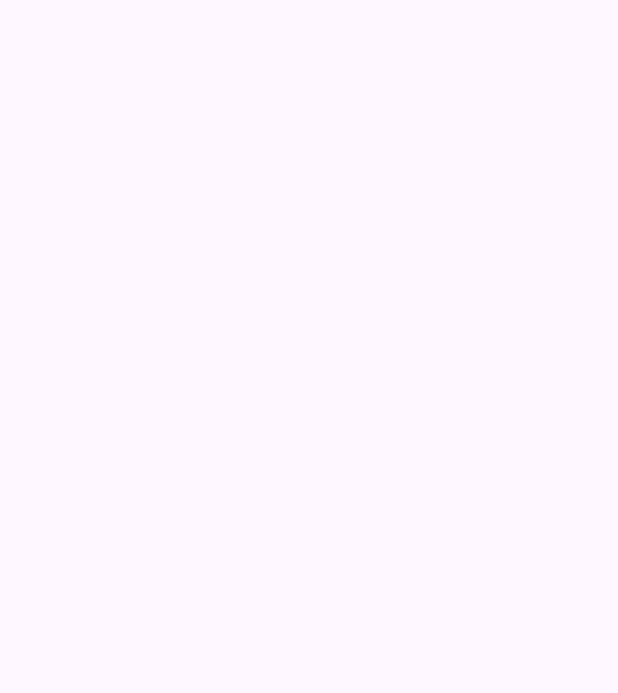
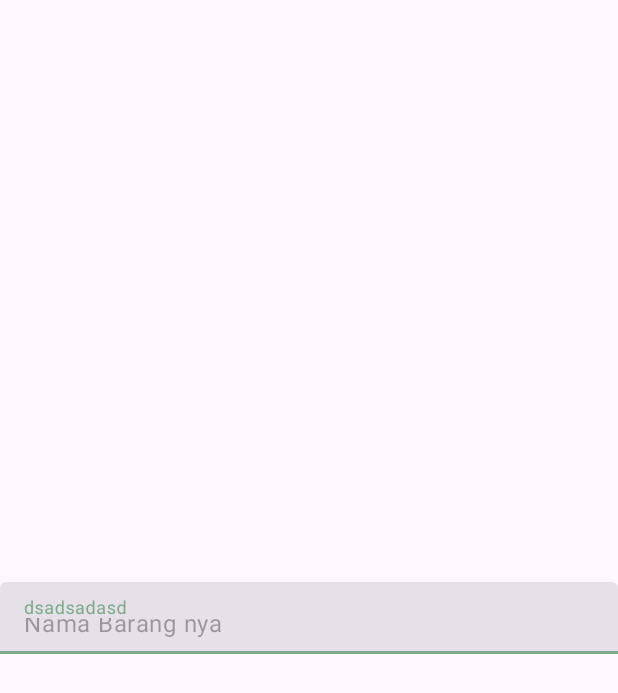
Before and after one commit to alreagon/Inventory-app, an Android app: the RegisterActivity screen opened directly, with no data from a screen before it, on a phone screen of 412 x 824 dp. Before the commit the part shown is empty. Shown: the top 693 px of the screen. Run offline under Robolectric (Android 15) with nearby library versions, the phone set to English and light mode, and no system bars.

Commit message:
Login design, auth

```diff
--- a/app/build.gradle
+++ b/app/build.gradle
@@ -88,4 +88,7 @@ dependencies {
     // Nested Scroll View
     implementation "androidx.legacy:legacy-support-v4:1.0.0"
 
+    // ElasticView
+//    implementation 'com.github.armcha:ElasticView:0.2.0'
+    implementation "com.github.skydoves:elasticviews:2.1.0"
 }
--- a/app/src/main/AndroidManifest.xml
+++ b/app/src/main/AndroidManifest.xml
@@ -19,14 +19,14 @@
         android:theme="@style/Theme.SkripsiehApp"
         tools:targetApi="31">
         <activity
-            android:name=".ui.RegisterActivity"
+            android:name=".ui.register.RegisterActivity"
             android:exported="false">
             <meta-data
                 android:name="android.app.lib_name"
                 android:value="" />
         </activity>
         <activity
-            android:name=".ui.LoginActivity"
+            android:name=".ui.login.LoginActivity"
             android:exported="false">
             <meta-data
                 android:name="android.app.lib_name"
--- a/app/src/main/java/com/zexceed/skripsiehapp/MainActivity.kt
+++ b/app/src/main/java/com/zexceed/skripsiehapp/MainActivity.kt
@@ -2,10 +2,15 @@ package com.zexceed.skripsiehapp
 
 import androidx.appcompat.app.AppCompatActivity
 import android.os.Bundle
+import androidx.core.view.WindowCompat
 
 class MainActivity : AppCompatActivity() {
     override fun onCreate(savedInstanceState: Bundle?) {
         super.onCreate(savedInstanceState)
         setContentView(R.layout.activity_main)
+
+        // Transparent status bar
+        WindowCompat.setDecorFitsSystemWindows(window, false)
+
     }
 }
--- a/app/src/main/java/com/zexceed/skripsiehapp/model/User.kt
+++ b/app/src/main/java/com/zexceed/skripsiehapp/model/User.kt
@@ -8,6 +8,7 @@ data class User(
     val id: String = "",
     val namaUkm: String = "",
     val email: String = "",
+    val password : String = "",
     val listPeminjamanId: ArrayList<String> = arrayListOf(),
     val listInventoryId: ArrayList<String> = arrayListOf()
 ) : Parcelable
--- a/app/src/main/java/com/zexceed/skripsiehapp/ui/LoginActivity.kt
+++ b/app/src/main/java/com/zexceed/skripsiehapp/ui/register/RegisterActivity.kt
@@ -1,12 +1,12 @@
-package com.zexceed.skripsiehapp.ui
+package com.zexceed.skripsiehapp.ui.register
 
 import androidx.appcompat.app.AppCompatActivity
 import android.os.Bundle
 import com.zexceed.skripsiehapp.R
 
-class LoginActivity : AppCompatActivity() {
+class RegisterActivity : AppCompatActivity() {
     override fun onCreate(savedInstanceState: Bundle?) {
         super.onCreate(savedInstanceState)
-        setContentView(R.layout.activity_login)
+        setContentView(R.layout.activity_register)
     }
 }
--- /dev/null
+++ b/app/src/main/java/com/zexceed/skripsiehapp/ui/register/RegisterViewModel.kt
@@ -0,0 +1,4 @@
+package com.zexceed.skripsiehapp.ui.register
+
+class RegisterViewModel {
+}
--- /dev/null
+++ b/app/src/main/res/drawable/selector_password.xml
@@ -0,0 +1,5 @@
+<?xml version="1.0" encoding="utf-8"?>
+<selector xmlns:android="http://schemas.android.com/apk/res/android">
+    <item android:drawable="@drawable/ic_password" android:state_checked="true"/>
+    <item android:drawable="@drawable/ic_password_hidden" android:state_checked="false" />
+</selector>
--- a/app/src/main/res/layout/activity_register.xml
+++ b/app/src/main/res/layout/activity_register.xml
@@ -4,6 +4,21 @@
     xmlns:tools="http://schemas.android.com/tools"
     android:layout_width="match_parent"
     android:layout_height="match_parent"
-    tools:context=".ui.RegisterActivity">
+    tools:context=".ui.register.RegisterActivity">
+
+    <com.google.android.material.textfield.TextInputLayout
+        style="@style/Widget.Material3.TextInputLayout.FilledBox"
+        android:layout_width="match_parent"
+        app:layout_constraintTop_toTopOf="parent"
+        app:layout_constraintBottom_toBottomOf="parent"
+        android:layout_height="wrap_content"
+        android:hint="dsadsadasd">
+
+        <com.google.android.material.textfield.TextInputEditText
+            android:id="@+id/dfkjsah"
+            android:layout_width="match_parent"
+            android:layout_height="48dp"
+            android:hint="@string/nama_barang_nya"/>
+    </com.google.android.material.textfield.TextInputLayout>
 
 </androidx.constraintlayout.widget.ConstraintLayout>
--- a/app/src/main/res/values/themes.xml
+++ b/app/src/main/res/values/themes.xml
@@ -2,17 +2,22 @@
     <!-- Base application theme. -->
     <style name="Theme.SkripsiehApp" parent="Theme.Material3.DayNight.NoActionBar">
         <!-- Primary brand color. -->
-        <item name="colorPrimary">@color/purple_500</item>
-        <item name="colorPrimaryVariant">@color/purple_700</item>
+        <item name="colorPrimary">@color/primary_color_60</item>
+        <item name="colorPrimaryVariant">@color/primary_color_50</item>
         <item name="colorOnPrimary">@color/white</item>
         <!-- Secondary brand color. -->
-        <item name="colorSecondary">@color/teal_200</item>
-        <item name="colorSecondaryVariant">@color/teal_700</item>
+        <item name="colorSecondary">@color/secondary_color_60</item>
+        <item name="colorSecondaryVariant">@color/secondary_color_50</item>
         <item name="colorOnSecondary">@color/black</item>
-        <!-- Status bar color. -->
-        <item name="android:statusBarColor">?attr/colorPrimaryVariant</item>
-        <!-- Customize your theme here. -->
+
+        <!-- Transparent Status Bar. -->
+        <item name="android:windowTranslucentStatus">
+            false
+        </item>
+        <item name="android:statusBarColor">@android:color/transparent</item>
     </style>
+
+
 
 
     <style name="RoundedSquare">
@@ -21,7 +26,18 @@
 
 
 
-<!--    =========== FONT AREA ===========-->
+    <style name="TextInputLayoutPrimary" parent="ThemeOverlay.Material3.TextInputEditText.FilledBox">
+        <item name="boxStrokeColor">@color/font_color_dark</item>
+        <item name="android:textColorHint">@color/font_color_dark</item>
+        <item name="passwordToggleTint">@color/font_color_dark</item>
+
+<!--        style="?attr/textInputFilledStyle"-->
+    </style>
+
+
+
+
+    <!--    =========== FONT AREA ===========-->
 <!--    Font - light-->
     <style name="Light_Body_sm">
         <item name="android:textSize" tools:targetApi="o">12sp</item>
--- a/build.gradle
+++ b/build.gradle
@@ -18,7 +18,7 @@ buildscript {
 }
 
 plugins {
-    id 'com.android.application' version '7.3.1' apply false
-    id 'com.android.library' version '7.3.1' apply false
-    id 'org.jetbrains.kotlin.android' version '1.8.0' apply false
+    id("com.android.application") version '8.0.2' apply false
+    id("com.android.library") version '8.0.2' apply false
+    id("org.jetbrains.kotlin.android") version '1.6.21' apply false
 }
--- a/gradle.properties
+++ b/gradle.properties
@@ -21,3 +21,5 @@ kotlin.code.style=official
 # resources declared in the library itself and none from the library's dependencies,
 # thereby reducing the size of the R class for that library
 android.nonTransitiveRClass=true
+android.defaults.buildfeatures.buildconfig=true
+android.nonFinalResIds=false
```
Also changed, not shown: app/src/main/java/com/zexceed/skripsiehapp/repository/UserRepository.kt (+34 -31 lines), app/src/main/java/com/zexceed/skripsiehapp/ui/RegisterActivity.kt (deleted, +0 -12 lines), app/src/main/java/com/zexceed/skripsiehapp/ui/login/LoginActivity.kt (added, +76 -0 lines), app/src/main/java/com/zexceed/skripsiehapp/ui/login/LoginViewModel.kt (added, +11 -0 lines), app/src/main/res/drawable-v24/button_round.xml (added, +9 -0 lines), app/src/main/res/drawable/background_gradient.xml (added, +11 -0 lines), app/src/main/res/drawable/logo_gradient.xml (added, +15 -0 lines), app/src/main/res/layout/activity_login.xml (+81 -3 lines), app/src/main/res/drawable/ic_login_hd.png (added), gradle/wrapper/gradle-wrapper.properties.
